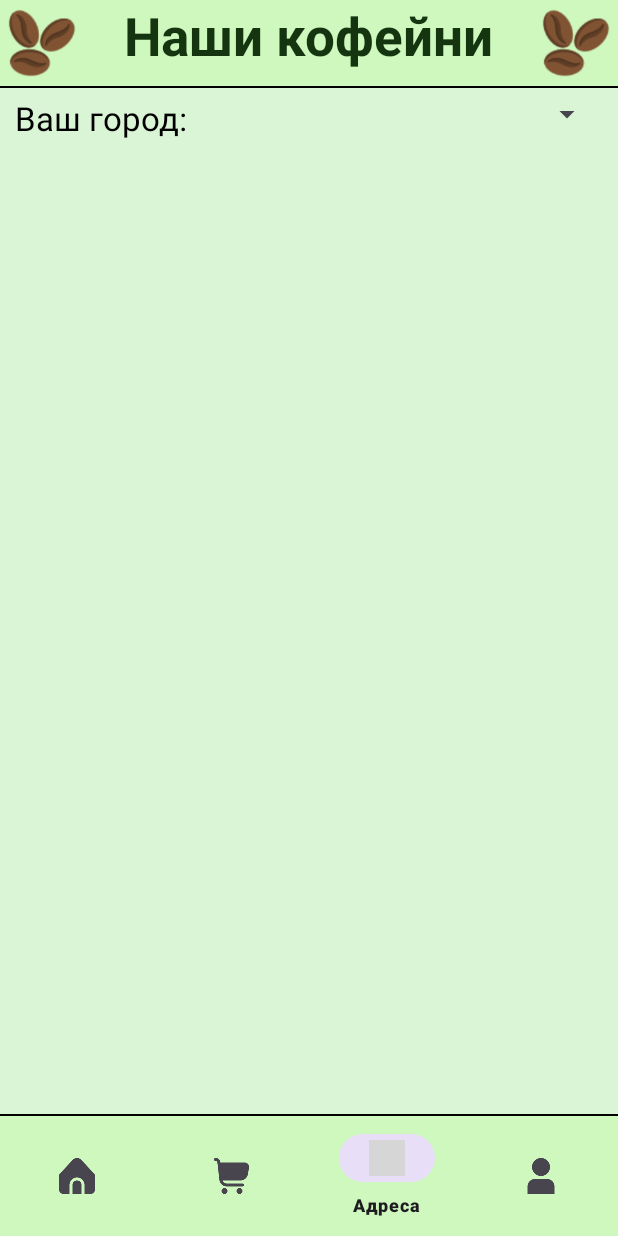
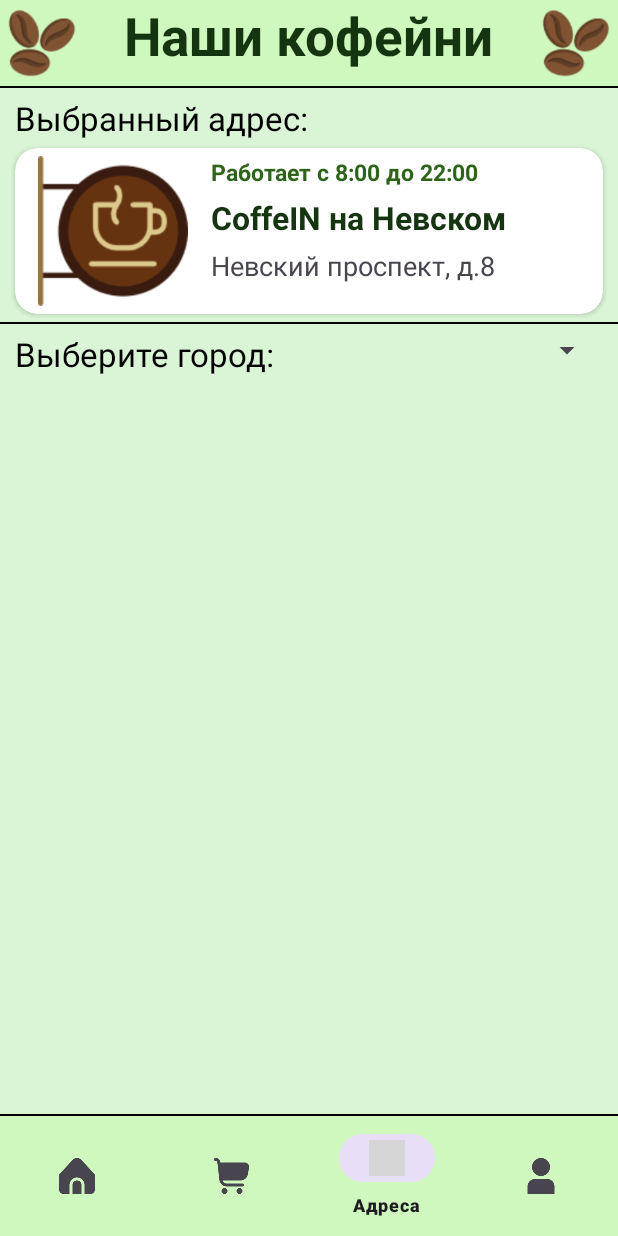
Before and after one commit to kirushaaxd/CoffeeIn_kp, an Android app: the FragmentHome screen opened directly, with no data from a screen before it, item 3 of the bottom bar chosen, on a phone screen of 412 x 824 dp. Run offline under Robolectric (Android 15) with nearby library versions, the phone set to English and light mode, and no system bars; our stand-ins replace Firebase (no records; nobody signed in at launch, a user with empty details on screens opened directly), Picasso; 1 statement that could not run was skipped; grey boxes are pictures that could not be loaded.

```diff
--- a/app/src/main/java/com/example/coffeein_kp/AdapterOrderStory.java
+++ b/app/src/main/java/com/example/coffeein_kp/AdapterOrderStory.java
@@ -33,9 +33,9 @@ public class ViewHolder extends RecyclerView.ViewHolder {
     }
 }
 
-    private List<Object> order_story;
+    private List<Product> order_story;
 
-    public AdapterOrderStory(List<Object> order_story) {
+    public AdapterOrderStory(List<Product> order_story) {
         this.order_story = order_story;
     }
 
--- a/app/src/main/java/com/example/coffeein_kp/FragmentAddresses.java
+++ b/app/src/main/java/com/example/coffeein_kp/FragmentAddresses.java
@@ -9,7 +9,9 @@ import android.view.View;
 import android.view.ViewGroup;
 import android.widget.AdapterView;
 import android.widget.ArrayAdapter;
+import android.widget.FrameLayout;
 import android.widget.Spinner;
+import android.widget.TextView;
 
 import androidx.annotation.NonNull;
 import androidx.fragment.app.Fragment;
@@ -21,11 +23,15 @@ import com.google.android.gms.tasks.Task;
 import com.google.firebase.firestore.QueryDocumentSnapshot;
 import com.google.firebase.firestore.QuerySnapshot;
 
+import java.text.BreakIterator;
 import java.util.ArrayList;
 
 public class FragmentAddresses extends Fragment {
     RecyclerView recycler;
     Spinner spinner;
+    static TextView openTime;
+    static TextView name;
+    static TextView location;
 
     @Override
     public View onCreateView(LayoutInflater inflater, ViewGroup container, Bundle savedInstanceState) {
@@ -33,6 +39,9 @@ public class FragmentAddresses extends Fragment {
 
         recycler = (RecyclerView) v.findViewById(R.id.recycler);
         spinner = (Spinner) v.findViewById(R.id.spinner);
+        openTime = (TextView) v.findViewById(R.id.openTimeA);
+        name = (TextView) v.findViewById(R.id.nameA);
+        location = (TextView) v.findViewById(R.id.locationA);
 
         spinner.setOnItemSelectedListener(new AdapterView.OnItemSelectedListener() {
             @Override
@@ -47,7 +56,18 @@ public class FragmentAddresses extends Fragment {
             }
         });
 
-        LoadCities();
+        if (StaticResources.cities.size() == 0)
+            LoadCities();
+        else {
+            ArrayAdapter<String> adapter = new ArrayAdapter(getContext(), android.R.layout.simple_spinner_item, StaticResources.citiesNames);
+            adapter.setDropDownViewResource(android.R.layout.simple_spinner_dropdown_item);
+            spinner.setAdapter(adapter);
+            spinner.setSelection(0);
+
+            openTime.setText("Работает c " + StaticResources.selectedCoffeeHouse.getTimeOpen() + " до " + StaticResources.selectedCoffeeHouse.getTimeClose());
+            name.setText(StaticResources.selectedCoffeeHouse.getName());
+            location.setText(StaticResources.selectedCoffeeHouse.getAddress());
+        }
         return v;
     }
 
@@ -73,7 +93,8 @@ public class FragmentAddresses extends Fragment {
                                 city.setAdapter(adapter);
                             }
 
-                            spinner.setSelection(0);
+                            recycler.setAdapter(StaticResources.cities.get(0).getAdapter());
+                            recycler.setLayoutManager(new LinearLayoutManager(getContext()));
                         } else {
                             Log.i(TAG, "Error getting documents", task.getException());
                         }
@@ -89,14 +110,13 @@ public class FragmentAddresses extends Fragment {
                     @Override
                     public void onComplete(@NonNull Task<QuerySnapshot> task) {
                         if (task.isSuccessful()) {
-                            ArrayList<String> cities = new ArrayList<>();
                             for (QueryDocumentSnapshot document : task.getResult()) {
                                 CoffeeCity city = new CoffeeCity(document.getString("Город"), document.getString("Область"), document.getId());
                                 StaticResources.cities.add(city);
-                                cities.add(city.getCity());
+                                StaticResources.citiesNames.add(city.getCity());
                             }
 
-                            ArrayAdapter<String> adapter = new ArrayAdapter(getContext(), android.R.layout.simple_spinner_item, cities);
+                            ArrayAdapter<String> adapter = new ArrayAdapter(getContext(), android.R.layout.simple_spinner_item, StaticResources.citiesNames);
                             adapter.setDropDownViewResource(android.R.layout.simple_spinner_dropdown_item);
                             spinner.setAdapter(adapter);
 
@@ -107,4 +127,11 @@ public class FragmentAddresses extends Fragment {
                     }
                 });
     }
+
+    public static void ChangeCoffeeHouse(String timeT, String nameT, String locationT){
+        // Изменение выбранного адреса для заказа
+        openTime.setText(timeT);
+        name.setText(nameT);
+        location.setText(locationT);
+    }
 }
--- a/app/src/main/java/com/example/coffeein_kp/FragmentHome.java
+++ b/app/src/main/java/com/example/coffeein_kp/FragmentHome.java
@@ -45,13 +45,16 @@ public class FragmentHome extends Fragment {
                     recycler.setAdapter(StaticResources.dessertsAdapter);
                 }
                 recycler.setLayoutManager(new LinearLayoutManager(getContext()));
-
             }
         });
 
-
         recycler = (RecyclerView) v.findViewById(R.id.recycler);
-        LoadProducts();
+        if (StaticResources.allProducts.size() == 0)
+            LoadProducts();
+        else{
+            recycler.setAdapter(StaticResources.allProductsAdapter);
+            recycler.setLayoutManager(new LinearLayoutManager(getContext()));
+        }
 
         return v;
     }
--- a/app/src/main/java/com/example/coffeein_kp/MainActivityApp.java
+++ b/app/src/main/java/com/example/coffeein_kp/MainActivityApp.java
@@ -27,10 +27,11 @@ public class MainActivityApp extends AppCompatActivity {
     NavigationBarView navigationBar;
     FrameLayout host;
 
-     FragmentHome fragmentHome;
-     FragmentOrder fragmentOrder;
-     FragmentAddresses fragmentAddresses;
-     FragmentProfile fragmentProfile;
+     static FragmentHome fragmentHome;
+     static FragmentOrder fragmentOrder;
+     static FragmentAddresses fragmentAddresses;
+     static FragmentProfile fragmentProfile;
+
      NavigationBarView navigation;
 
     @Override
@@ -76,7 +77,6 @@ public class MainActivityApp extends AppCompatActivity {
                     return true;
                 }
                 if (item.getItemId() == R.id.Profile){
-                    //fragmentProfile = new FragmentProfile();
                     FragmentTransaction transaction = getSupportFragmentManager().beginTransaction();
 
                     transaction.replace(host.getId(), fragmentProfile);
--- a/app/src/main/res/layout/fragment_addresses.xml
+++ b/app/src/main/res/layout/fragment_addresses.xml
@@ -55,6 +55,95 @@
         android:layout_height="1sp"
         android:background="@color/black" />
 
+    <com.google.android.material.textview.MaterialTextView
+        android:text="Выбранный адрес:"
+        android:textSize="22sp"
+        android:textColor="@color/black"
+        android:layout_width="wrap_content"
+        android:layout_height="wrap_content"
+        android:layout_marginTop="5sp"
+        android:layout_marginStart="10sp"
+        android:layout_marginEnd="10sp"/>
+
+    <androidx.cardview.widget.CardView xmlns:android="http://schemas.android.com/apk/res/android"
+        xmlns:app="http://schemas.android.com/apk/res-auto"
+        android:orientation="horizontal"
+        android:layout_width="match_parent"
+        android:layout_height="wrap_content"
+        android:background="@color/coffee_light"
+        app:cardCornerRadius="15sp"
+        android:layout_marginTop="5sp"
+        android:layout_marginStart="10sp"
+        android:layout_marginEnd="10sp">
+
+        <LinearLayout
+            android:orientation="horizontal"
+            android:layout_width="match_parent"
+            android:layout_height="wrap_content">
+
+            <ImageView
+                android:id="@+id/coffee_house_img"
+                android:src="@drawable/coffee_house"
+                android:scaleType="centerCrop"
+                android:layout_width="100sp"
+                android:layout_height="100sp"
+                android:layout_marginStart="15sp"
+                android:layout_marginTop="5sp"
+                android:layout_marginBottom="5sp"
+                />
+
+            <LinearLayout
+                android:layout_width="wrap_content"
+                android:layout_height="wrap_content"
+                android:layout_weight="1"/>
+
+            <LinearLayout
+                android:orientation="vertical"
+                android:layout_width="260sp"
+                android:layout_height="match_parent"
+                android:layout_marginEnd="10sp"
+                android:layout_marginStart="15sp">
+
+                <com.google.android.material.textview.MaterialTextView
+                    android:id="@+id/openTimeA"
+                    android:text="Работает с 8:00 до 22:00"
+                    android:textSize="15sp"
+                    android:layout_marginTop="5sp"
+                    android:textColor="@color/green"
+                    android:textStyle="bold"
+                    android:layout_width="wrap_content"
+                    android:layout_height="wrap_content"/>
+
+                <com.google.android.material.textview.MaterialTextView
+                    android:id="@+id/nameA"
+                    android:text="CoffeIN на Невском"
+                    android:layout_marginTop="5sp"
+                    android:textSize="21sp"
+                    android:textStyle="bold"
+                    android:textColor="@color/green_dark"
+                    android:layout_width="wrap_content"
+                    android:layout_height="wrap_content"/>
+
+
+                <com.google.android.material.textview.MaterialTextView
+                    android:id="@+id/locationA"
+                    android:text="Невский проспект, д.8"
+                    android:textSize="18sp"
+                    android:layout_marginTop="5sp"
+                    android:layout_width="wrap_content"
+                    android:layout_height="wrap_content"/>
+
+            </LinearLayout>
+        </LinearLayout>
+
+    </androidx.cardview.widget.CardView>
+
+    <LinearLayout
+        android:layout_marginTop="5sp"
+        android:layout_width="match_parent"
+        android:layout_height="1sp"
+        android:background="@color/black" />
+
     <LinearLayout
         android:orientation="horizontal"
         android:layout_width="match_parent"
@@ -63,7 +152,7 @@
         android:layout_marginStart="10sp"
         android:layout_marginEnd="10sp">
         <com.google.android.material.textview.MaterialTextView
-            android:text="Ваш город:"
+            android:text="Выберите город:"
             android:textSize="22sp"
             android:textColor="@color/black"
             android:layout_width="wrap_content"
@@ -76,7 +165,7 @@
 
         <Spinner
             android:id="@+id/spinner"
-            android:layout_width="240dp"
+            android:layout_width="210sp"
             android:layout_height="wrap_content"/>
     </LinearLayout>
 
--- a/app/src/main/res/layout/item_order.xml
+++ b/app/src/main/res/layout/item_order.xml
@@ -42,7 +42,7 @@
                 android:layout_width="wrap_content"
                 android:layout_height="wrap_content"
                 android:text="Кофе"
-                android:textSize="30sp"
+                android:textSize="21sp"
                 android:textColor="@color/green_dark"
                 android:textStyle="bold"
                 />
@@ -72,7 +72,7 @@
                     android:text="1"
                     android:textStyle="bold"
                     android:gravity="center"
-                    android:textSize="24sp"
+                    android:textSize="26sp"
                     android:backgroundTint="@color/green"
                     />
 
```
Also changed, not shown: app/src/main/java/com/example/coffeein_kp/AdapterCoffeeHouse.java (+10 -0 lines), app/src/main/java/com/example/coffeein_kp/AdapterDishes.java (+15 -0 lines), app/src/main/java/com/example/coffeein_kp/AdapterOrders.java (+28 -12 lines), app/src/main/java/com/example/coffeein_kp/AdapterOrdersStoryItem.java (+3 -4 lines), app/src/main/java/com/example/coffeein_kp/FragmentOrder.java (+16 -5 lines), app/src/main/java/com/example/coffeein_kp/Order.java (added, +61 -0 lines), app/src/main/java/com/example/coffeein_kp/OrderProduct.java (added, +37 -0 lines), app/src/main/java/com/example/coffeein_kp/StaticResources.java (+13 -1 lines), app/src/main/res/layout/fragment_order.xml (+16 -1 lines).
